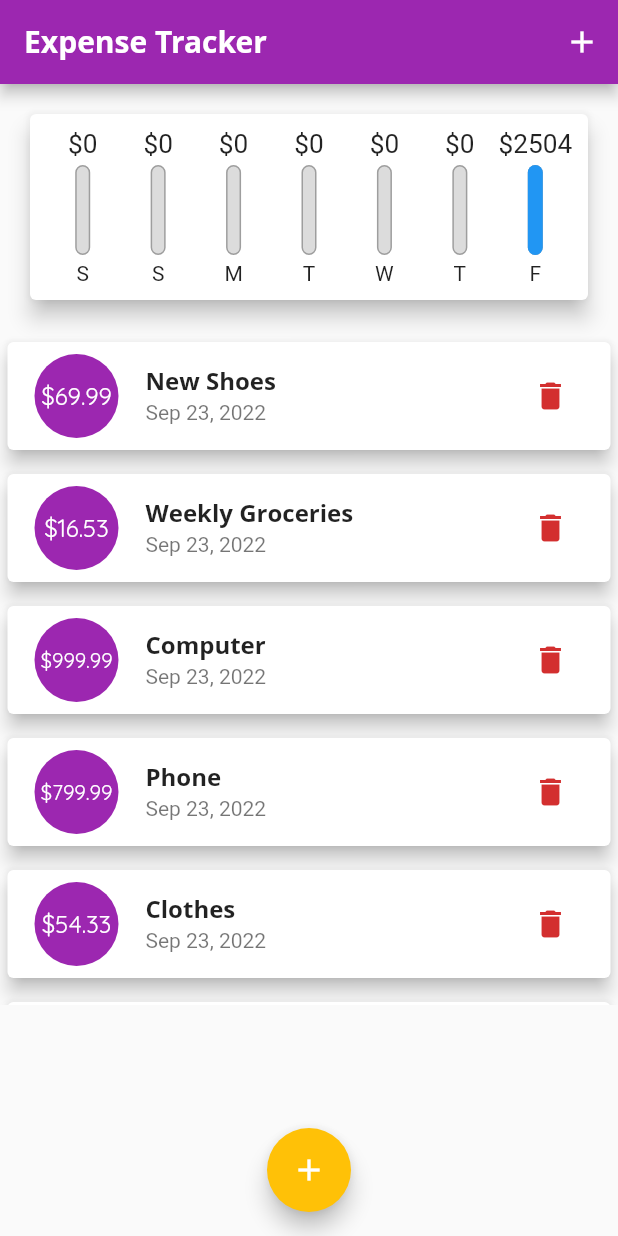
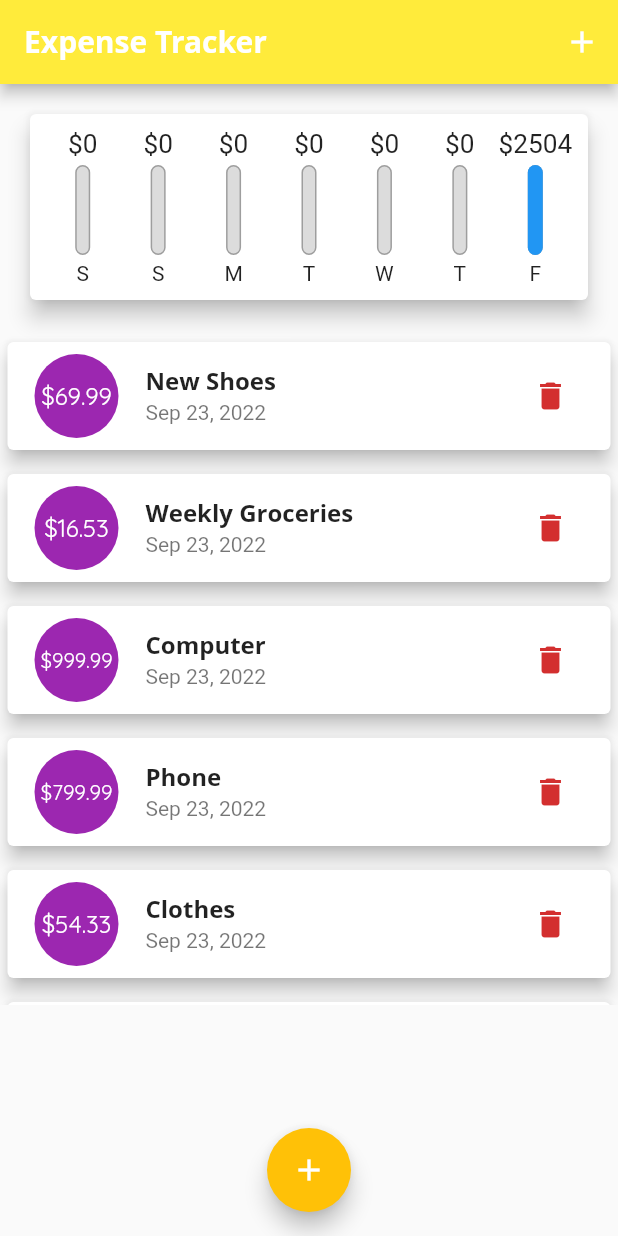
Before and after one commit to kourosh-alasti/expense-tracker-app, a Flutter app: the screen it shows after launch, on a phone screen of 412 x 824 dp. Run offline on Flutter 3.47's test engine with Material 2 defaults, Android fonts, the phone set to English and light mode, and no system bars; Roboto replaces fonts that are missing (Open Sans).

Commit message:
main.dart update

```diff
--- a/lib/main.dart
+++ b/lib/main.dart
@@ -17,7 +17,7 @@ class MyApp extends StatelessWidget {
       theme: ThemeData(
           errorColor: Colors.red,
           colorScheme: ColorScheme.fromSwatch().copyWith(
-            primary: Colors.purple,
+            primary: Colors.yellow,
             secondary: Colors.amber,
           ),
           fontFamily: 'Quicksand',
```
